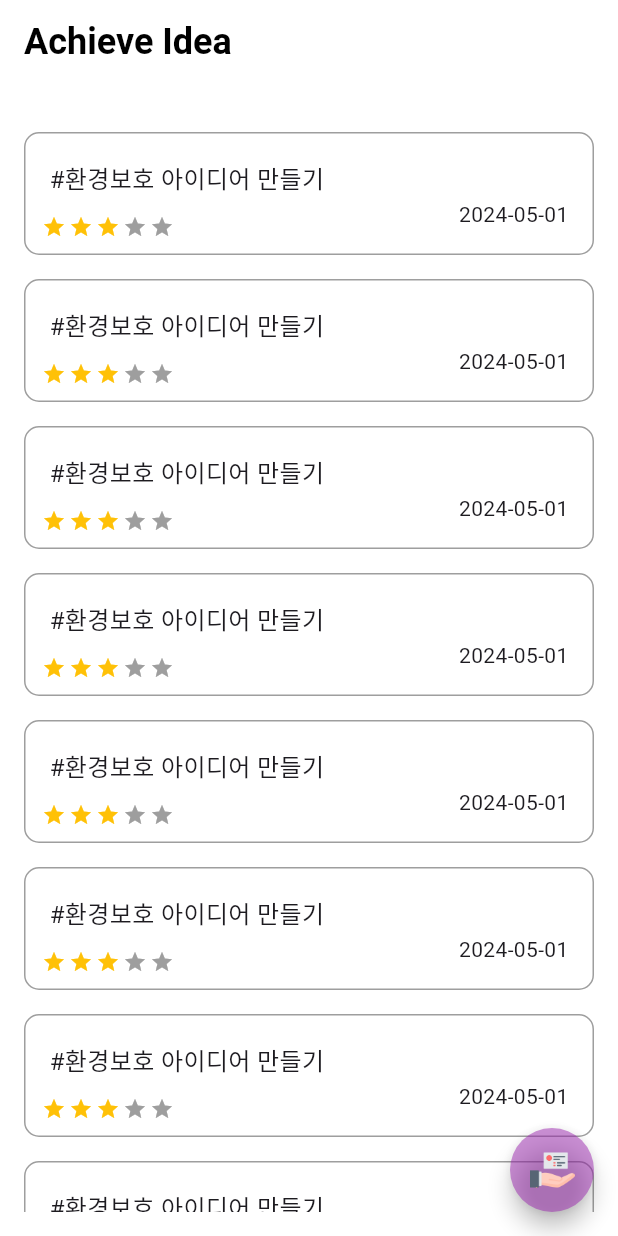
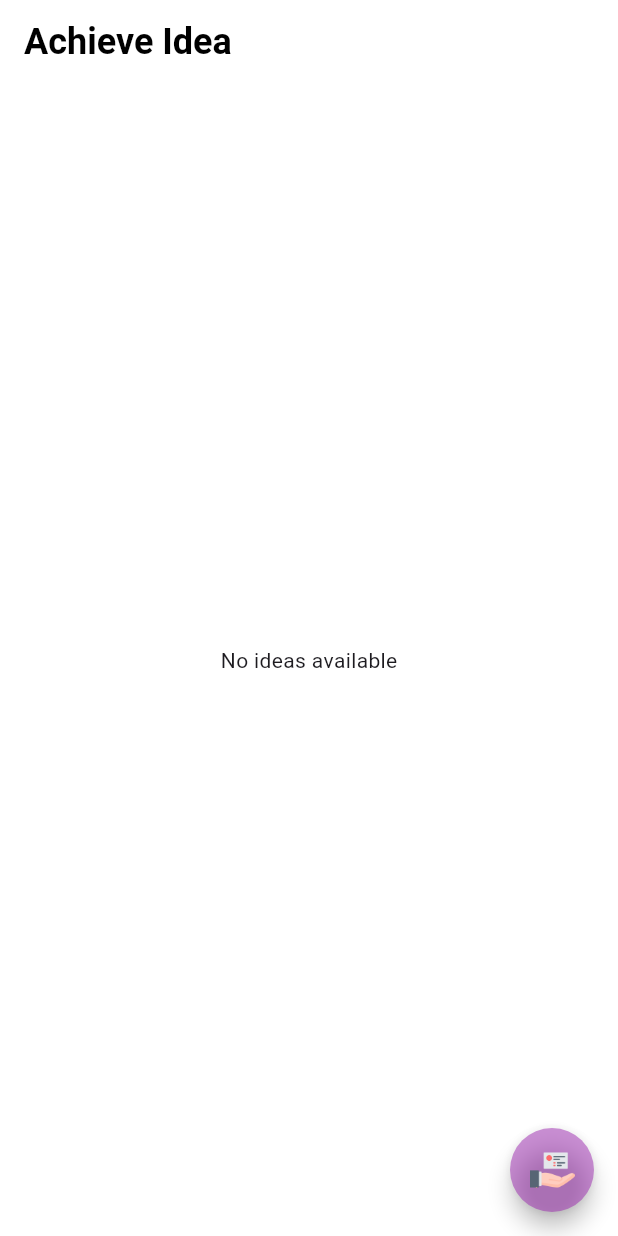
Before and after one commit to WHS95/flutter_, a Flutter app: the screen it shows after launch, on a phone screen of 412 x 824 dp. Run offline on Flutter 3.47's test engine with Material 3 defaults, Android fonts, the phone set to English and light mode, and no system bars; drawn by our look-alikes of flutter_rating_bar; our stand-ins replace sqflite; accounts and stored records are empty.

Commit message:
✨ 아이디어 등록 및 등록된 데이터 화면에 나오게 하기

```diff
--- a/lib/database/database_helper.dart
+++ b/lib/database/database_helper.dart
@@ -31,6 +31,7 @@ class DatabaseHelper {
   Future<Database> _initDatabase() async {
     // 데이터베이스 파일의 경로 설정 (이 경로에 데이터베이스 파일이 생성됨)
     String path = join(await getDatabasesPath(), 'my_database.db');
+    print('Database path: $path'); // 경로를 콘솔에 출력
 
     // 데이터베이스를 열고, 만약 파일이 없다면 새로 생성합니다.
     return await openDatabase(
--- a/lib/screen/main_screen.dart
+++ b/lib/screen/main_screen.dart
@@ -44,10 +44,23 @@ class _MyWidgetState extends State<MainScreen> {
       ),
       body: Container(
         margin: const EdgeInsets.all(16), // 외부 여백 설정
-        child: ListView.builder(
-          itemCount: 10, // 아이템 개수
-          itemBuilder: (context, index) {
-            return listItem(index); // 리스트 아이템 생성
+        child: FutureBuilder<List<IdeaInfo>>(
+          future: _ideas,
+          builder: (context, snapshot) {
+            if (snapshot.connectionState == ConnectionState.waiting) {
+              return const Center(child: CircularProgressIndicator());
+            } else if (snapshot.hasError) {
+              return Center(child: Text('Error: ${snapshot.error}'));
+            } else if (!snapshot.hasData || snapshot.data!.isEmpty) {
+              return const Center(child: Text('No ideas available'));
+            } else {
+              return ListView.builder(
+                itemCount: snapshot.data!.length,
+                itemBuilder: (context, index) {
+                  return listItem(snapshot.data![index]); // 리스트 아이템 생성
+                },
+              );
+            }
           },
         ),
       ),
@@ -70,7 +83,7 @@ class _MyWidgetState extends State<MainScreen> {
   }
 
   // 리스트 아이템을 생성하는 함수
-  Widget listItem(int index) {
+  Widget listItem(IdeaInfo idea) {
     return Container(
       height: 82, // 높이 설정
       margin: const EdgeInsets.only(top: 16), // 리스트 아이템 간의 간격을 조정
@@ -87,23 +100,25 @@ class _MyWidgetState extends State<MainScreen> {
           // 아이디어 제목
           Container(
             margin: const EdgeInsets.only(left: 16, bottom: 20), // 'const' 추가
-            child: const Text(
-              "#환경보호 아이디어 만들기",
-              style: TextStyle(fontSize: 16), // 글자 크기 설정
+            child: Text(
+              idea.title,
+              style: const TextStyle(fontSize: 16), // 글자 크기 설정
             ),
           ),
           // 아이디어 일시
-          const Positioned(
+          Positioned(
             right: 16,
             bottom: 16,
-            child: Text("2024-05-01"),
+            child: Text(
+              DateTime.fromMillisecondsSinceEpoch(idea.createdAt).toString(),
+            ),
           ),
           // 아이디어 중요도 점수
           Positioned(
             left: 10, // 왼쪽 여백 설정
             bottom: 10, // 아래쪽 여백 설정
             child: RatingBar.builder(
-              initialRating: 3, // 초기 평점 설정
+              initialRating: idea.priority.toDouble(), // 초기 평점 설정
               minRating: 1, // 최소 평점 설정
               direction: Axis.horizontal, // 평점 방향 설정
               allowHalfRating: true, // 반 평점 허용
```
Also changed, not shown: lib/screen/edit_screen.dart (+62 -0 lines).
